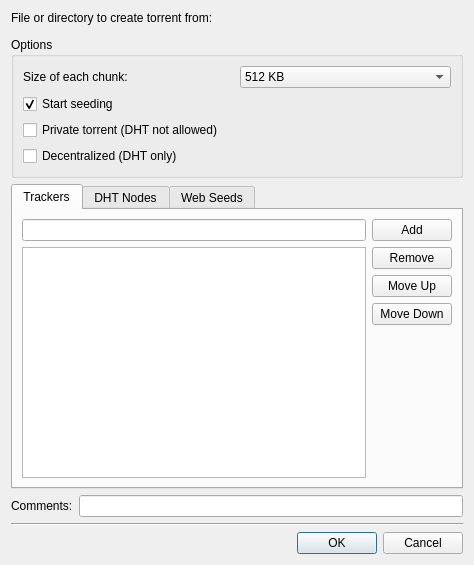
KDE/ktorrent, file ktorrent/torrentcreatordlg.ui: the form before one commit.
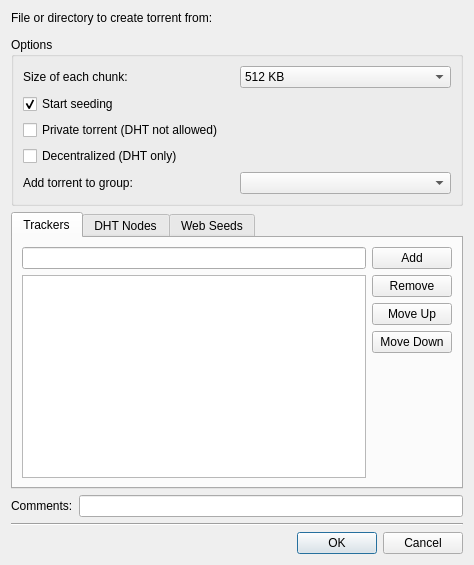
The form after the commit. The open tabs and pages were chosen to show the change. Custom widgets are drawn as their Qt base class.

Commit message: Make it possible to add newly created torrents to a group

What changed in the file:
```diff
--- a/ktorrent/torrentcreatordlg.ui
+++ b/ktorrent/torrentcreatordlg.ui
@@ -129,6 +129,20 @@
         </property>
        </widget>
       </item>
+      <item>
+       <layout class="QHBoxLayout" >
+        <item>
+         <widget class="QLabel" name="label_6" >
+          <property name="text" >
+           <string>Add torrent to group:</string>
+          </property>
+         </widget>
+        </item>
+        <item>
+         <widget class="QComboBox" name="m_group" />
+        </item>
+       </layout>
+      </item>
      </layout>
     </widget>
    </item>
```
Left out of the diff: 2 changed lines with no effect on the pictures. The commit also changes 5 other files.
